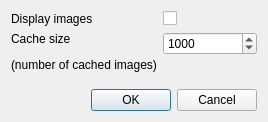
Above: qtimgren/settings.ui from s-ball/qtimgren before the change. Below: the same form after it.
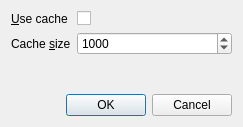
That is the form after the change.

Commit message: Make the cache size fully configurable.

Patch:
```diff
--- a/qtimgren/settings.ui
+++ b/qtimgren/settings.ui
@@ -6,15 +6,13 @@
    <rect>
     <x>0</x>
     <y>0</y>
-    <width>268</width>
-    <height>122</height>
+    <width>243</width>
+    <height>127</height>
    </rect>
   </property>
   <property name="windowTitle">
    <string>Settings</string>
   </property>
-  <layout class="QHBoxLayout" name="horizontalLayout">
-   <item>
     <layout class="QVBoxLayout" name="verticalLayout">
      <item>
       <layout class="QFormLayout" name="formLayout">
@@ -26,15 +24,21 @@
            <verstretch>0</verstretch>
           </sizepolicy>
          </property>
+       <property name="whatsThis">
+        <string/>
+       </property>
          <property name="text">
-          <string>Display images</string>
+        <string>&amp;Use cache</string>
+       </property>
+       <property name="buddy">
+        <cstring>use_cache</cstring>
          </property>
         </widget>
        </item>
        <item row="0" column="1">
-        <widget class="QCheckBox" name="image_display">
+      <widget class="QCheckBox" name="use_cache">
          <property name="whatsThis">
-          <string>Indicates whether the thumbnails are initially displayed</string>
+        <string>If unchecked no image caching will occur. It will save memory at the price of slow and not smocth scrolling</string>
          </property>
          <property name="text">
           <string/>
@@ -44,7 +48,10 @@
        <item row="1" column="0">
         <widget class="QLabel" name="label_2">
          <property name="text">
-          <string>&lt;html&gt;&lt;head/&gt;&lt;body&gt;&lt;p&gt;Cache size&lt;/p&gt;&lt;p&gt;(number of cached images)&lt;/p&gt;&lt;/body&gt;&lt;/html&gt;</string>
+        <string>Cache &amp;size</string>
+       </property>
+       <property name="buddy">
+        <cstring>cache_size</cstring>
          </property>
         </widget>
        </item>
@@ -72,14 +79,25 @@
        </item>
       </layout>
      </item>
+   <item>
+    <spacer name="verticalSpacer">
+     <property name="orientation">
+      <enum>Qt::Vertical</enum>
+     </property>
+     <property name="sizeHint" stdset="0">
+      <size>
+       <width>20</width>
+       <height>11</height>
+      </size>
+     </property>
+    </spacer>
+   </item>
      <item>
       <widget class="QDialogButtonBox" name="buttonBox">
        <property name="standardButtons">
         <set>QDialogButtonBox::Cancel|QDialogButtonBox::Ok</set>
        </property>
       </widget>
-     </item>
-    </layout>
    </item>
   </layout>
  </widget>
```
Lines whose indentation alone changed are shown as unchanged. The commit also changes 4 other files.
